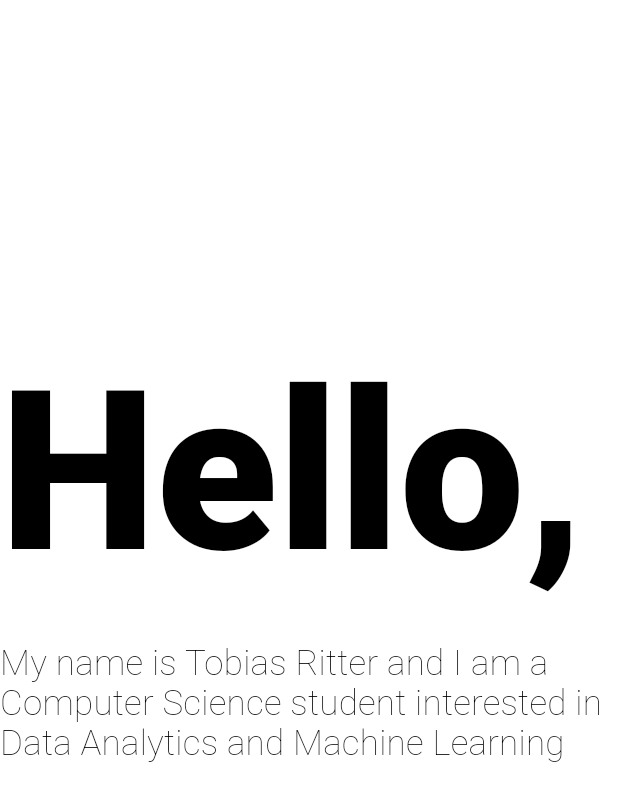
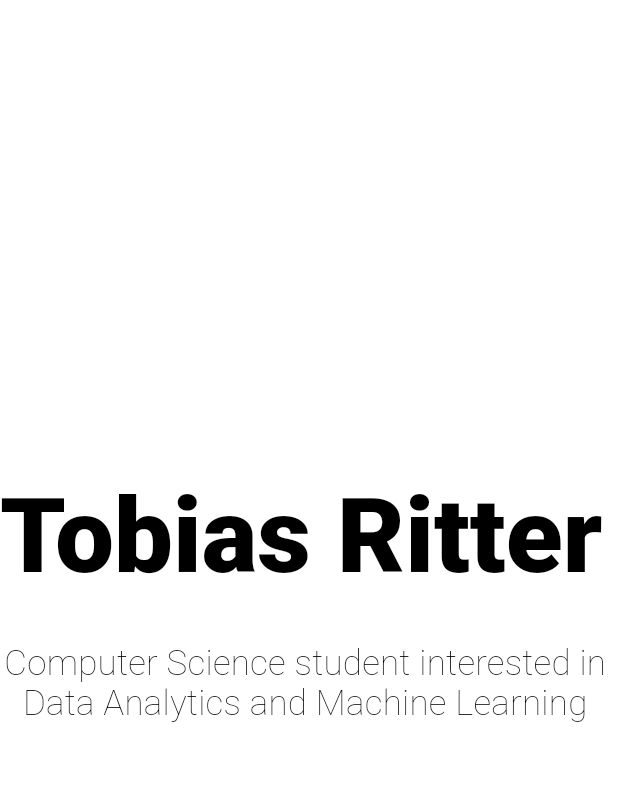
Before and after one commit to TobiasRitter/website, a Flutter app: the Logo widget shown alone on an empty page, opened directly, on a phone screen of 412 x 824 dp. Shown: the top 801 px of the screen. Run offline on Flutter 3.47's test engine with Material 2 defaults, Android fonts, the phone set to English and light mode, and no system bars; our stand-ins replace google_fonts.

Commit message:
update logo text

```diff
--- a/lib/about_page.dart
+++ b/lib/about_page.dart
@@ -33,7 +33,7 @@ class AboutPage extends StatelessWidget {
                   crossAxisAlignment: CrossAxisAlignment.start,
                   children: [
                     Header(
-                      text: "About",
+                      text: "Hello",
                     ),
                     Row(
                       children: [
--- a/lib/logo.dart
+++ b/lib/logo.dart
@@ -1,5 +1,6 @@
 import 'package:flutter/material.dart';
 import 'package:website/main.dart';
+import 'package:website/texts.dart';
 
 class Logo extends StatelessWidget {
   const Logo({
@@ -10,15 +11,15 @@ class Logo extends StatelessWidget {
   Widget build(BuildContext context) {
     var marginSize = getMarginSize(context);
     return Column(
-      crossAxisAlignment: CrossAxisAlignment.start,
       children: [
         Expanded(
           child: FittedBox(
             alignment: Alignment.bottomLeft,
             child: SelectableText(
-              "Hello,",
+              "Tobias Ritter",
               style: Theme.of(context).textTheme.headline6,
               maxLines: 1,
+              textAlign: TextAlign.center,
             ),
           ),
         ),
@@ -29,8 +30,9 @@ class Logo extends StatelessWidget {
           child: FittedBox(
             alignment: Alignment.topLeft,
             child: SelectableText(
-              "My name is Tobias Ritter and I am a \nComputer Science student interested in \nData Analytics and Machine Learning",
+              SUBTITLE,
               style: Theme.of(context).textTheme.subtitle2,
+              textAlign: TextAlign.center,
             ),
           ),
         ),
--- a/lib/project_section.dart
+++ b/lib/project_section.dart
@@ -35,7 +35,7 @@ class _ProjectSectionState extends State<ProjectSection> {
     var screenWidth = MediaQuery.of(context).size.width;
     var screenHeight = MediaQuery.of(context).size.height;
     return Container(
-      height: screenWidth > SWIDTH ? screenHeight : null,
+      constraints: BoxConstraints(minHeight: screenHeight),
       color: widget.dark
           ? Theme.of(context).cardColor
           : Theme.of(context).canvasColor,
--- a/lib/texts.dart
+++ b/lib/texts.dart
@@ -1,9 +1,8 @@
-const SUBTITLE = """My name is Tobias Ritter and I am a
-Computer Science student interested in
+const SUBTITLE = """Computer Science student interested in
 Data Analytics and Machine Learning""";
 
 const ABOUT =
-    """I am currently working on my master's degree at the Technical University of Munich. I am highly interested in Data Analytics and Machine learning and love to develop Flutter applications like this website in my free time. During my bachelor studies in cooperation with TRUMPF GmbH + Co. KG I had the chance to gather insights into multiple areas of software development. I gained experience with programming languages like Python, Java, C, and C\# and worked with common Data Analytics frameworks like numpy, pandas and scikit-learn.
+    """My name is Tobias Ritter and I am Computer Science student currently working on my master's degree at the Technical University of Munich. I am highly interested in Data Analytics and Machine learning and love to develop Flutter applications like this website in my free time. During my bachelor studies in cooperation with TRUMPF GmbH + Co. KG I had the chance to gather insights into multiple areas of software development. I gained experience with programming languages like Python, Java, C, and C\# and worked with common Data Analytics frameworks like numpy, pandas and scikit-learn.
 
 During the winter, I love skiing in the Alps. If you want to learn more about my resume or are interested into my side projects, just scroll further down the page.""";
 
```
